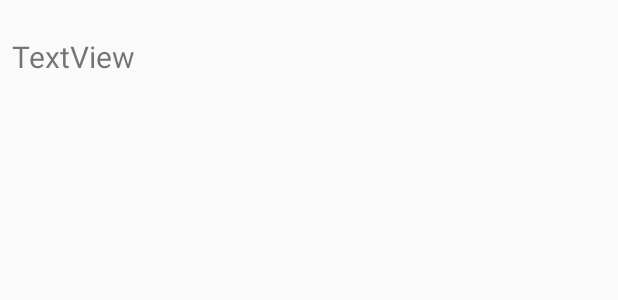
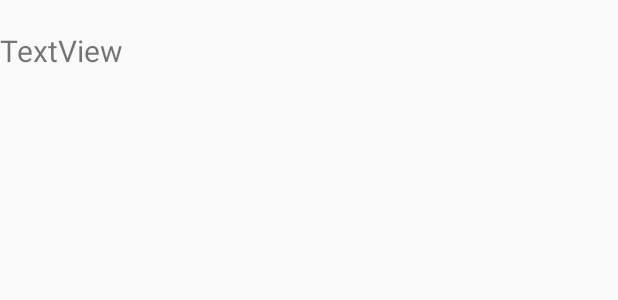
Before and after one commit to MichielGabriels/T-Rail, an Android app: the layout favourites_list_row.xml on its own in the app's theme, with its tools: preview values and no code run, on a phone screen of 412 x 824 dp. Shown: the top 300 px of the screen. Run offline under Robolectric (Android 15) with nearby library versions, the phone set to English and light mode, and no system bars; network calls fail.

Commit message:
Fix recyclerview hitbox

```diff
--- a/app/src/main/java/be/pxl/student/t_rail/RoutePlanActivity.java
+++ b/app/src/main/java/be/pxl/student/t_rail/RoutePlanActivity.java
@@ -209,7 +209,7 @@ public class RoutePlanActivity extends AppCompatActivity {
         mRecyclerViewFavourites.setLayoutManager(mLayoutManager);
 
         ClickEvent itemClick = new ClickEvent((view) ->{
-            // Do nothing
+           insertFavourites(view);
         });
 
         mAdapter = new FavouritesAdapter(favouriteList, itemClick);
--- a/app/src/main/java/be/pxl/student/t_rail/services/NotificationService.java
+++ b/app/src/main/java/be/pxl/student/t_rail/services/NotificationService.java
@@ -140,11 +140,11 @@ public class NotificationService extends IntentService {
 
     //the wakeLock will wake the device, this way it shows notifications when the device is locked
     private void notifyRoute(long minutes,Route route){
-        PowerManager powerManager = (PowerManager) getSystemService(Context.POWER_SERVICE);
+        /*PowerManager powerManager = (PowerManager) getSystemService(Context.POWER_SERVICE);
         PowerManager.WakeLock wakeLock = powerManager.newWakeLock(PowerManager.PARTIAL_WAKE_LOCK,"my:tag");
-        wakeLock.acquire();
+        wakeLock.acquire();*/
         mNotificationManager.notify(NOTIFICATION_ID,buildNotification(minutes,route));
-        wakeLock.release();
+        //wakeLock.release();
     }
 
     private Notification buildNotification(long minutes,Route route){
--- a/app/src/main/res/layout/favourites_list_row.xml
+++ b/app/src/main/res/layout/favourites_list_row.xml
@@ -1,32 +1,16 @@
 <?xml version="1.0" encoding="utf-8"?>
 <android.support.constraint.ConstraintLayout
     xmlns:android="http://schemas.android.com/apk/res/android"
-    xmlns:app="http://schemas.android.com/apk/res-auto"
     xmlns:tools="http://schemas.android.com/tools"
     android:layout_width="match_parent"
     android:layout_height="wrap_content">
 
-    <LinearLayout
-        android:layout_width="match_parent"
+    <TextView
+        android:id="@+id/textViewListItem"
+        android:layout_width="wrap_content"
         android:layout_height="wrap_content"
-        android:layout_marginStart="8dp"
-        android:layout_marginTop="4dp"
-        android:layout_marginEnd="8dp"
-        android:layout_marginBottom="8dp"
-        android:orientation="horizontal"
-        app:layout_constraintBottom_toBottomOf="parent"
-        app:layout_constraintEnd_toEndOf="parent"
-        app:layout_constraintStart_toStartOf="parent"
-        app:layout_constraintTop_toTopOf="parent">
-
-        <TextView
-            android:id="@+id/textViewListItem"
-            android:layout_width="match_parent"
-            android:layout_height="match_parent"
-            android:clickable="true"
-            android:paddingTop="20dp"
-            android:text="TextView"
-            android:textSize="20dp" />
-    </LinearLayout>
-
+        android:text="TextView"
+        android:textSize="20dp"
+        android:paddingTop="20dp"
+        />
 </android.support.constraint.ConstraintLayout>
```
